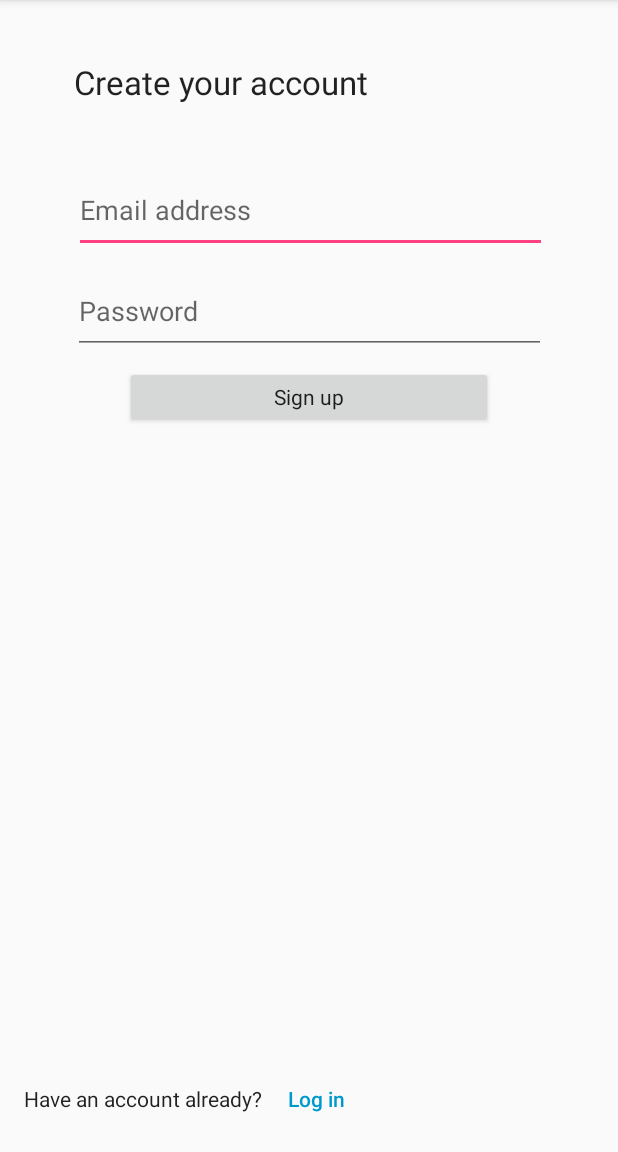
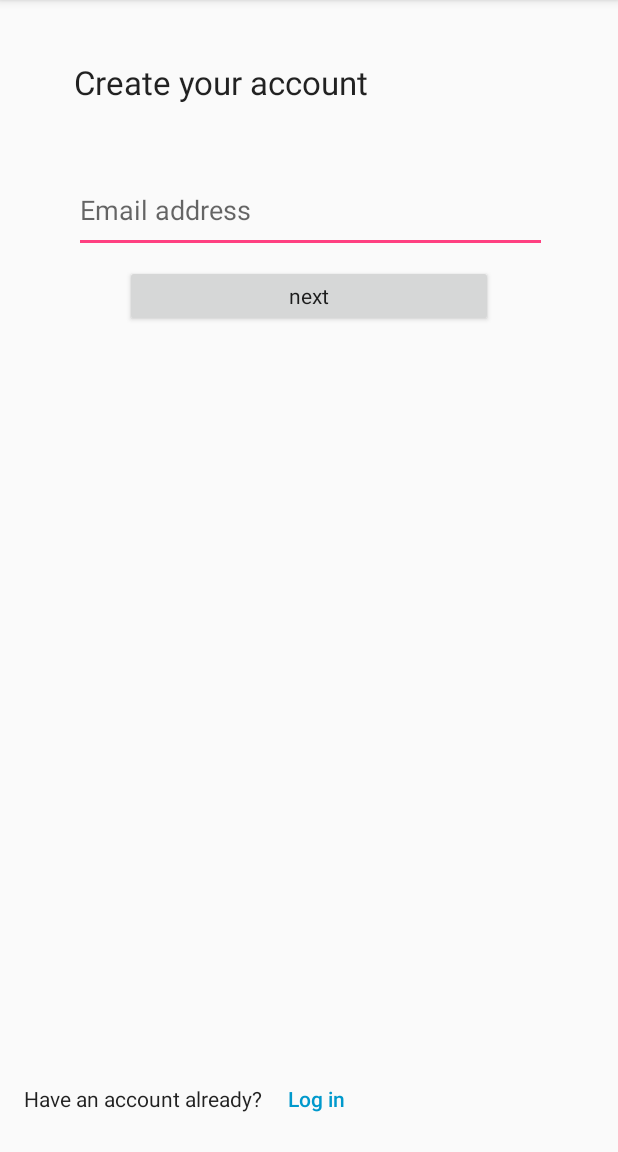
Before and after one commit to avaschuk/messager, an Android app: the screen it shows after launch (MainActivity), on a phone screen of 412 x 824 dp, the part 84-1236 px from its top. Run offline under Robolectric (Android 15) with nearby library versions, the phone set to English and light mode, and no system bars; libraries missing offline, so code that uses them is left out: com.mobsandgeeks.saripaar; 2 statements that could not run were skipped.

Commit message:
Added validation for email, added mvn to repos, started http impl

```diff
--- a/app/build.gradle
+++ b/app/build.gradle
@@ -27,6 +27,8 @@ dependencies {
     androidTestImplementation 'com.android.support.test:runner:1.0.2'
     androidTestImplementation 'com.android.support.test.espresso:espresso-core:3.0.2'
     implementation 'com.google.android.gms:play-services-auth:15.0.1'
+    implementation 'com.mobsandgeeks:android-saripaar:2.0.3'
+    implementation 'com.jakewharton:butterknife:8.8.1'
 }
 
 apply plugin: 'com.google.gms.google-services'
--- a/app/src/main/AndroidManifest.xml
+++ b/app/src/main/AndroidManifest.xml
@@ -2,6 +2,7 @@
 <manifest xmlns:android="http://schemas.android.com/apk/res/android"
     package="com.andrei.messager">
 
+    <uses-permission android:name="android.permission.ACCESS_NETWORK_STATE" />
     <application
         android:allowBackup="true"
         android:icon="@mipmap/ic_launcher"
@@ -9,7 +10,7 @@
         android:roundIcon="@mipmap/ic_launcher_round"
         android:supportsRtl="true"
         android:theme="@style/AppTheme">
-        <activity android:name=".MainActivity">
+        <activity android:name=".ui.MainActivity">
             <intent-filter>
                 <action android:name="android.intent.action.MAIN" />
 
--- /dev/null
+++ b/app/src/main/java/com/andrei/messager/IDataSubscriber.java
@@ -0,0 +1,6 @@
+package com.andrei.messager;
+
+public interface IDataSubscriber {
+    void onDataLoaded(String data);
+    void onLoadError();
+}
--- /dev/null
+++ b/app/src/main/java/com/andrei/messager/ui/MainActivity.java
@@ -0,0 +1,119 @@
+package com.andrei.messager.ui;
+
+import android.content.Context;
+import android.content.Intent;
+import android.os.Bundle;
+import android.support.v7.app.AppCompatActivity;
+import android.view.View;
+import android.widget.Button;
+import android.widget.EditText;
+import android.widget.Toast;
+
+import com.andrei.messager.R;
+import com.google.android.gms.auth.api.signin.GoogleSignIn;
+import com.google.android.gms.auth.api.signin.GoogleSignInAccount;
+import com.google.android.gms.auth.api.signin.GoogleSignInClient;
+import com.google.android.gms.auth.api.signin.GoogleSignInOptions;
+import com.google.android.gms.common.api.ApiException;
+import com.google.android.gms.tasks.Task;
+import com.mobsandgeeks.saripaar.ValidationError;
+import com.mobsandgeeks.saripaar.Validator;
+import com.mobsandgeeks.saripaar.annotation.Email;
+import com.mobsandgeeks.saripaar.annotation.NotEmpty;
+
+import java.util.List;
+
+
+public class MainActivity extends AppCompatActivity implements Validator.ValidationListener {
+
+    private GoogleSignInClient mGoogleSignInClient;
+    private int RC_SIGN_IN = 11223;
+    private Validator validator;
+    private Button signUpButton;
+    private Context appContext;
+    private HttpLogin httpLogin;
+
+    @NotEmpty
+    @Email
+    private EditText emailAddress;
+
+//    @Password(min = 6, scheme = Password.Scheme.ALPHA_NUMERIC_MIXED_CASE_SYMBOLS, message = "Minimum length is 6")
+//    private EditText password;
+
+    @Override
+    protected void onCreate(Bundle savedInstanceState) {
+        super.onCreate(savedInstanceState);
+        setContentView(R.layout.activity_main);
+        validator = new Validator(this);
+        validator.setValidationListener(this);
+        signUpButton = findViewById(R.id.sign_up_button);
+        emailAddress = findViewById(R.id.email_address);
+//        password = findViewById(R.id.password);
+        signUpButton.setOnClickListener(new View.OnClickListener() {
+            @Override
+            public void onClick(View view) {
+                validator.validate();
+            }
+        });
+
+//        findViewById(R.id.google_sign_in_button).setOnClickListener(this);
+        GoogleSignInOptions gso = new GoogleSignInOptions.Builder(GoogleSignInOptions.DEFAULT_SIGN_IN)
+                .requestEmail()
+                .requestIdToken(getString(R.string.default_web_client_id))
+                .build();
+        mGoogleSignInClient = GoogleSignIn.getClient(this, gso);
+    }
+
+    private void googleSignIn() {
+        Intent signInIntent = mGoogleSignInClient.getSignInIntent();
+        startActivityForResult(signInIntent, RC_SIGN_IN);
+    }
+
+    @Override
+    protected void onActivityResult(int requestCode, int resultCode, Intent data) {
+        super.onActivityResult(requestCode, resultCode, data);
+        if (requestCode == RC_SIGN_IN) {
+            Task<GoogleSignInAccount> task = GoogleSignIn.getSignedInAccountFromIntent(data);
+            handleSignInResult(task);
+        }
+    }
+
+    private void handleSignInResult(Task<GoogleSignInAccount> completedTask) {
+        try {
+            GoogleSignInAccount account = completedTask.getResult(ApiException.class);
+            // Signed in successfully, show authenticated UI.
+        } catch (ApiException e) {
+            // The ApiException status code indicates the detailed failure reason.
+            // Please refer to the GoogleSignInStatusCodes class reference for more information.
+           e.printStackTrace();
+           System.out.println(e.getStatusCode());
+        }
+    }
+
+    public void onLogInClick(View view) {
+//        googleSignIn();
+    }
+
+    @Override
+    public void onValidationSucceeded() {
+//        Toast.makeText(this, "Yay! we got it right!", Toast.LENGTH_SHORT).show();
+        System.out.println("onNextClick");
+        System.out.println(emailAddress.getText());
+        appContext = getApplicationContext();
+        httpLogin = new HttpLogin(appContext);
+        httpLogin.checkEmail();
+    }
+
+    @Override
+    public void onValidationFailed(List<ValidationError> errors) {
+        for (ValidationError error : errors) {
+            View view = error.getView();
+            String errorMessage = error.getCollatedErrorMessage(this);
+            if (view instanceof EditText) {
+                ((EditText) view).setError(errorMessage);
+            } else {
+                Toast.makeText(this, errorMessage, Toast.LENGTH_LONG).show();
+            }
+        }
+    }
+}
--- a/app/src/main/res/layout/activity_main.xml
+++ b/app/src/main/res/layout/activity_main.xml
@@ -4,7 +4,7 @@
     xmlns:tools="http://schemas.android.com/tools"
     android:layout_width="match_parent"
     android:layout_height="match_parent"
-    tools:context=".MainActivity">
+    tools:context=".ui.MainActivity">
 
     <TextView
         android:id="@+id/login_label"
@@ -33,19 +33,6 @@
         app:layout_constraintStart_toStartOf="parent"
         app:layout_constraintTop_toBottomOf="@+id/login_label" />
 
-    <EditText
-        android:id="@+id/password"
-        android:layout_width="315dp"
-        android:layout_height="57dp"
-        android:layout_marginEnd="8dp"
-        android:layout_marginStart="8dp"
-        android:layout_marginTop="10dp"
-        android:hint="@string/password"
-        android:inputType="textPassword"
-        app:layout_constraintEnd_toEndOf="parent"
-        app:layout_constraintStart_toStartOf="parent"
-        app:layout_constraintTop_toBottomOf="@+id/email_address" />
-
     <Button
         android:id="@+id/sign_up_button"
         style="@style/Base.TextAppearance.AppCompat"
@@ -54,11 +41,11 @@
         android:layout_marginEnd="8dp"
         android:layout_marginStart="8dp"
         android:layout_marginTop="8dp"
-        android:text="@string/sign_up"
+        android:text="@string/next_button"
         android:textAllCaps="false"
         app:layout_constraintEnd_toEndOf="parent"
         app:layout_constraintStart_toStartOf="parent"
-        app:layout_constraintTop_toBottomOf="@+id/password" />
+        app:layout_constraintTop_toBottomOf="@+id/email_address" />
 
     <TextView
         android:id="@+id/login_options_text"
@@ -83,6 +70,7 @@
         android:gravity="center|start"
         android:text="@string/login_button"
         android:textAllCaps="false"
+        android:onClick="onLogInClick"
         android:textColor="@android:color/holo_blue_dark"
         app:layout_constraintBottom_toBottomOf="parent"
         app:layout_constraintEnd_toEndOf="parent"
--- a/app/src/main/res/values/strings.xml
+++ b/app/src/main/res/values/strings.xml
@@ -6,4 +6,5 @@
     <string name="have_account_text">Have an account already?</string>
     <string name="login_button">Log in</string>
     <string name="sign_up">Sign up</string>
+    <string name="next_button">next</string>
 </resources>
--- a/build.gradle
+++ b/build.gradle
@@ -20,6 +20,10 @@ allprojects {
     repositories {
         google()
         jcenter()
+        mavenCentral()
+        maven {
+            url "https://repository-achartengine.forge.cloudbees.com/snapshot/"
+        }
     }
 }
 
```
Also changed, not shown: app/src/main/java/com/andrei/messager/MainActivity.java (deleted, +0 -80 lines), app/src/main/java/com/andrei/messager/helpers/HttpGetTask.java (added, +29 -0 lines), app/src/main/java/com/andrei/messager/ui/HttpLogin.java (added, +48 -0 lines).
